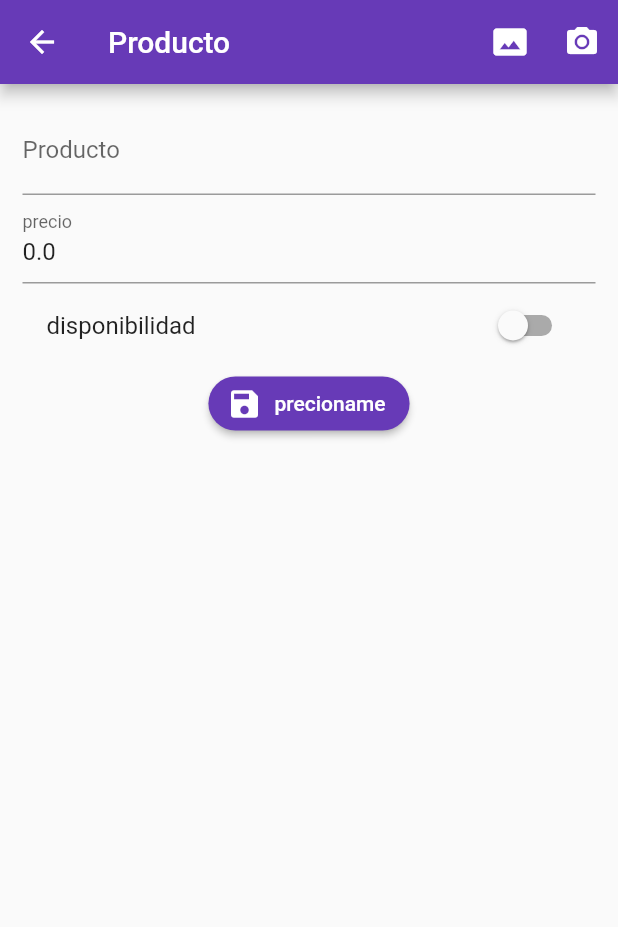
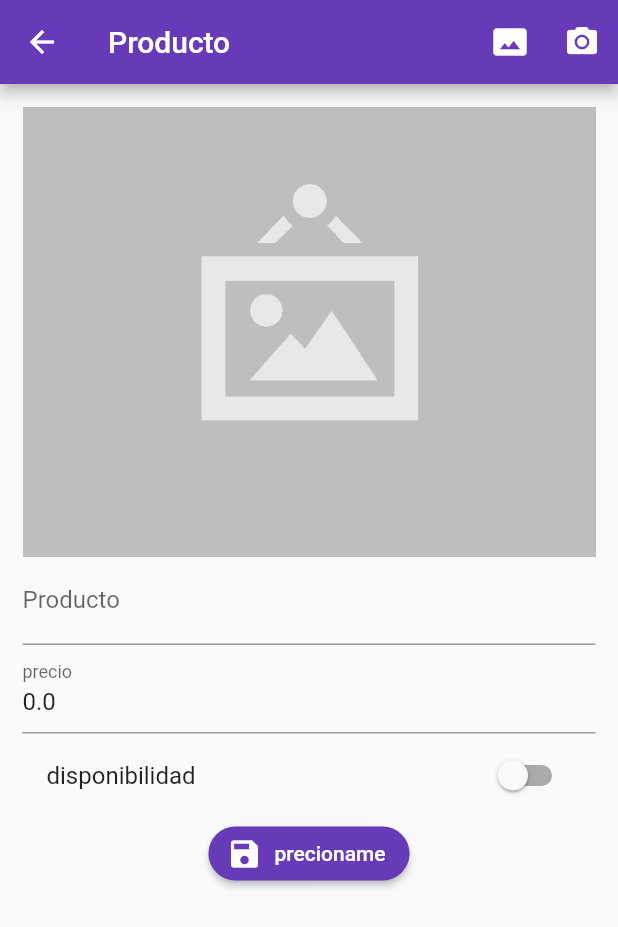
Before and after one commit to russelldelgado/flutter-patron-bloc-login-usuario, a Flutter app: the ProductoPage screen opened by its route, after a tap on the "photo size select actual" icon, on a phone screen of 412 x 824 dp. Shown: the top 927 px of the screen. Run offline on Flutter 3.47's test engine with Material 2 defaults, Android fonts, the phone set to English and light mode, and no system bars; our stand-ins replace image_picker, rxdart; network calls fail.

Commit message:
trabajando con el permiso de la camara para poder coger fotos del dispositivo y llevarlas a mi ventana principal

```diff
--- a/lib/src/pages/producto_page.dart
+++ b/lib/src/pages/producto_page.dart
@@ -1,7 +1,12 @@
+
 import 'package:flutter/material.dart';
 import 'package:formvalidation/src/models/producto_models.dart';
 import 'package:formvalidation/src/providers/productos_providers.dart';
 import 'package:formvalidation/src/utils/utils.dart' as utils;
+import 'package:image_picker/image_picker.dart';
+import 'dart:io';
+
+
 
 class ProductoPage extends StatefulWidget {
 
@@ -18,6 +23,8 @@ final scaffoldKey = GlobalKey<ScaffoldState>();
 ProductoModels productoModels = ProductoModels();
 bool _guardando = false;
 
+File foto;
+
   @override
   Widget build(BuildContext context) {
 
@@ -32,8 +39,8 @@ bool _guardando = false;
 
       appBar: AppBar(title: Text("Producto"),
        actions: [
-         IconButton(icon: Icon(Icons.photo_size_select_actual), onPressed: () {},),
-         IconButton(icon: Icon(Icons.camera_alt), onPressed: () {},)
+         IconButton(icon: Icon(Icons.photo_size_select_actual), onPressed: _seleccionarFoto,),
+         IconButton(icon: Icon(Icons.camera_alt), onPressed:_tomarFoto,)
 
        ],
       ),
@@ -44,6 +51,7 @@ bool _guardando = false;
             key:formKey ,
             child: Column(
               children: [
+                _mostrarFoto(),
                 _crearNombre(),
                 _crearPrecio(),
                 _crearDisponible(),
@@ -162,4 +170,43 @@ _submit(){
 
   }
 
+  _mostrarFoto(){
+
+
+    if(productoModels.fotoUrl != null){
+      return Container();
+    }else{
+
+      return Image(
+        image: AssetImage( foto?.path ??"assets/no-image.png"),
+        width: double.infinity,
+        height: 300.0,
+        fit: BoxFit.cover,
+      );
+
+    }
+  }
+
+
+  _seleccionarFoto() async {
+    final _picker =  ImagePicker();
+    final _pickerFile = await _picker.getImage(
+      source: ImageSource.gallery);
+
+      foto = File(_pickerFile.path);
+
+      if(foto !=null){
+        //aqui hacemos una limpieza para que se pueda cambiar la foto si anteriormente habia otra.
+        productoModels.fotoUrl = null;
+      }
+
+      setState(() {
+
+      });
+
+  }
+  _tomarFoto(){
+
+  }
+
 }
--- a/pubspec.yaml
+++ b/pubspec.yaml
@@ -30,6 +30,7 @@ dependencies:
   cupertino_icons: ^1.0.2
   rxdart: ^0.26.0
   http:
+  image_picker:
 
 
 dev_dependencies:
@@ -48,8 +49,8 @@ flutter:
   uses-material-design: true
 
   # To add assets to your application, add an assets section, like this:
-  # assets:
-  #   - images/a_dot_burr.jpeg
+  assets:
+   - assets/
   #   - images/a_dot_ham.jpeg
 
   # An image asset can refer to one or more resolution-specific "variants", see
```
Also changed, not shown: assets/jar-loading.gif (added), assets/no-image.png (added), pubspec.lock, 1 other file.
